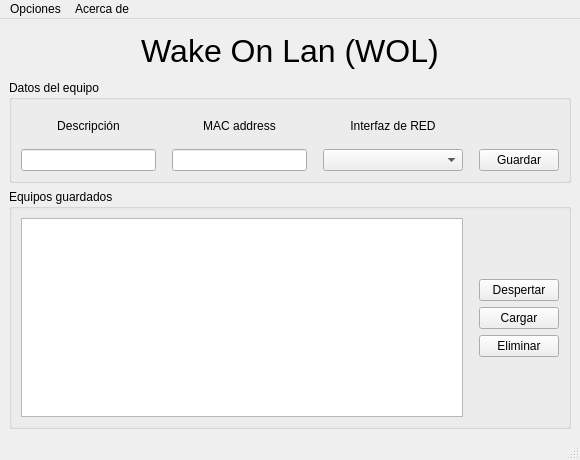
Above: mainwindow.ui from GabiAndi/WOL before the change. Below: the same form after it.
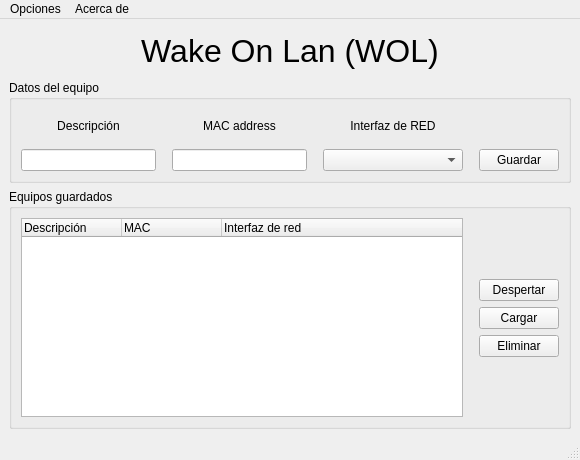
That is the form after the change. Icons and pictures are not drawn.

```diff
--- a/mainwindow.ui
+++ b/mainwindow.ui
@@ -221,7 +221,23 @@
       </property>
       <layout class="QHBoxLayout" name="horizontalLayout_2">
        <item>
-        <widget class="QListWidget" name="listWidgetEquipos"/>
+        <widget class="QTreeWidget" name="treeWidgetEquipos">
+         <column>
+          <property name="text">
+           <string>Descripción</string>
+          </property>
+         </column>
+         <column>
+          <property name="text">
+           <string>MAC</string>
+          </property>
+         </column>
+         <column>
+          <property name="text">
+           <string>Interfaz de red</string>
+          </property>
+         </column>
+        </widget>
        </item>
        <item>
         <spacer name="horizontalSpacer">
```
